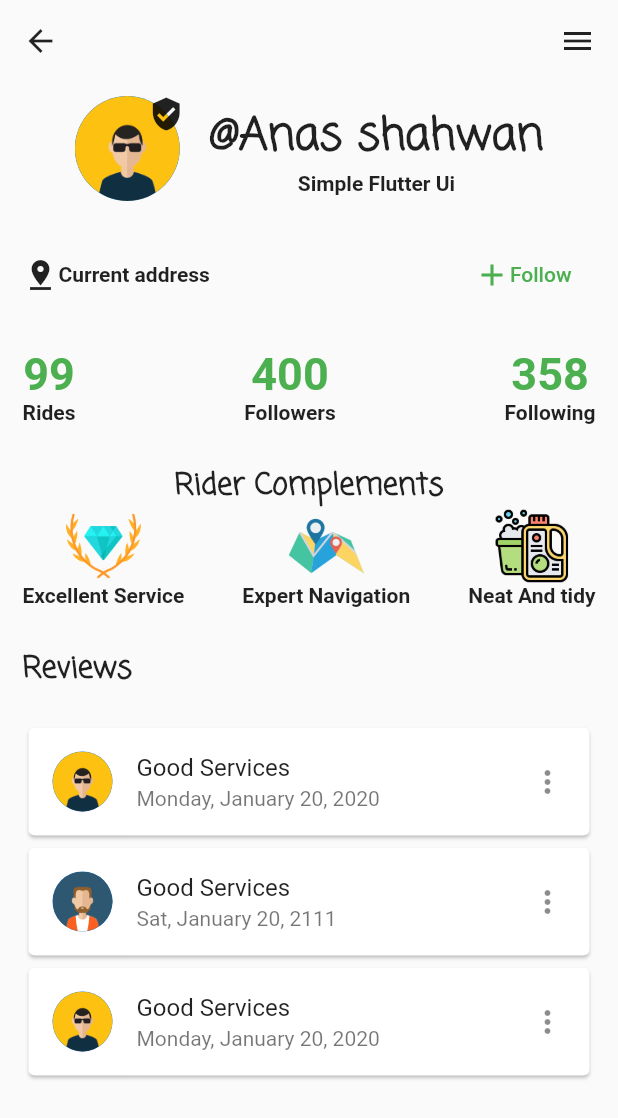
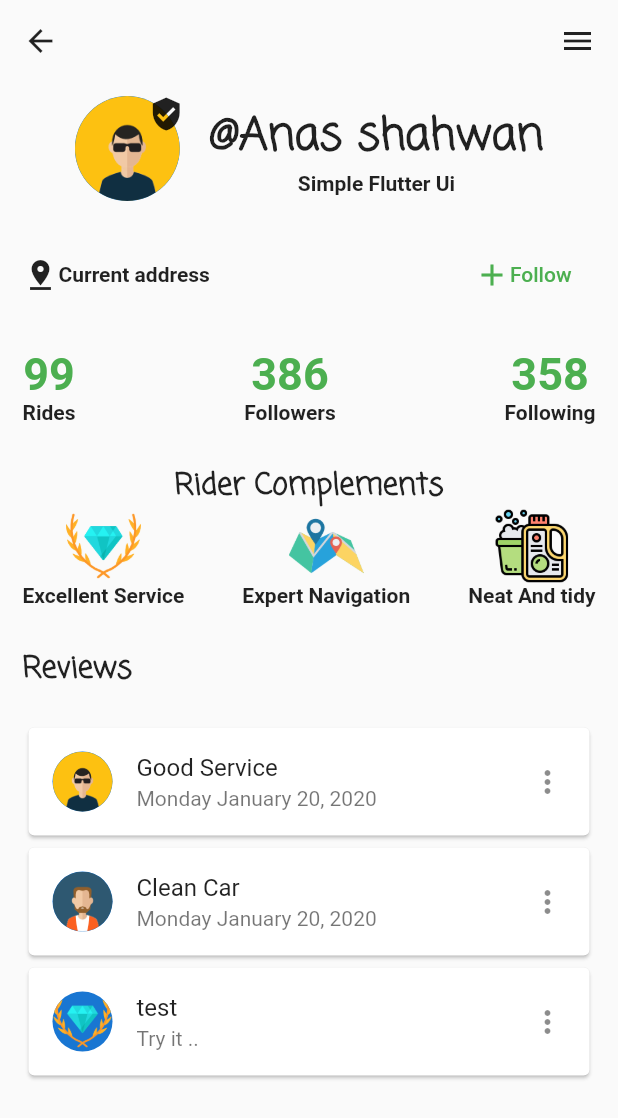
Before and after one commit to anasshahwan/Flutter_youtube_Course, a Flutter app: the screen it shows after launch, after a tap on "Follow", on a phone screen of 412 x 824 dp. Shown: the top 1118 px of the screen. Run offline on Flutter 3.47's test engine with Material 2 defaults, Android fonts, the phone set to English and light mode, and no system bars.

Commit message:
add comment Class

```diff
--- /dev/null
+++ b/flutter_youtube_course/lib/comment.dart
@@ -0,0 +1,12 @@
+
+import 'package:flutter/cupertino.dart';
+
+class Comment {
+
+  String image_url;
+  String title;
+  String Date;
+
+  Comment({String this.image_url,String this.title,String this.Date});
+
+}
--- a/flutter_youtube_course/lib/main.dart
+++ b/flutter_youtube_course/lib/main.dart
@@ -1,5 +1,5 @@
 import 'package:flutter/material.dart';
-
+import 'comment.dart';
 void main() => runApp(MyApp());
 
 class MyApp extends StatefulWidget {
@@ -10,58 +10,17 @@ class MyApp extends StatefulWidget {
 class _MyAppState extends State<MyApp> {
 
 
-  var myVariable = false;
 
-  int myFollowers = 400;
+  List<Comment> myComments = [
 
-  String myName = "anas";
+    Comment(image_url:'images/avatar.png',title:'Good Service', Date:"Monday January 20, 2020"),
+    Comment(image_url:'images/beard.png',title:'Clean Car', Date:"Monday January 20, 2020"),
 
-  bool isActive = false;
-
-  double age = 25.5;
-
-  dynamic anything = "test";
-
-
-   void printUserName({String userName,double age}) {
-
-        print("UserName :" + userName + "And my Age is "+age.toString());
-
-   }
-
-   int addTwoNumbers(int firstNumber,int secondNumber){
-
-     return firstNumber+secondNumber;
-   }
+  ];
 
 
 
-   List<Widget> myReviews = [
 
-     Card(
-                      child: ListTile(
-                        leading: CircleAvatar(
-                          backgroundImage: AssetImage('images/avatar.png'),
-                          maxRadius: 20,
-                        ),
-                        title: Text('Good Services'),
-                        subtitle: Text('Monday, January 20, 2020'),
-                        trailing: Icon(Icons.more_vert),
-                      ),
-                    ),
-     Card(
-       child: ListTile(
-         leading: CircleAvatar(
-           backgroundImage: AssetImage('images/beard.png'),
-           maxRadius: 20,
-         ),
-         title: Text('Good Services'),
-         subtitle: Text('Sat, January 20, 2111'),
-         trailing: Icon(Icons.more_vert),
-       ),
-     ),
-
-   ];
 
   @override
   Widget build(BuildContext context) {
@@ -135,17 +94,7 @@ class _MyAppState extends State<MyApp> {
                     FlatButton(
                       onPressed: (){
 
-                myReviews.add( Card(
-                  child: ListTile(
-                    leading: CircleAvatar(
-                      backgroundImage: AssetImage('images/avatar.png'),
-                      maxRadius: 20,
-                    ),
-                    title: Text('Good Services'),
-                    subtitle: Text('Monday, January 20, 2020'),
-                    trailing: Icon(Icons.more_vert),
-                  ),
-                ),);
+               myComments.add(Comment(image_url:'images/diamond.png' ,title:'test' ,Date: 'Try it ..'));
 
                 setState(() {
                                  });
@@ -191,7 +140,7 @@ class _MyAppState extends State<MyApp> {
                     Column(
                       children: <Widget>[
                         Text(
-                          '$myFollowers',
+                          '386',
                           style: TextStyle(
                               color: Colors.green[500],
                               fontWeight: FontWeight.bold,
@@ -300,8 +249,8 @@ class _MyAppState extends State<MyApp> {
 
                   ],
                 ),
-                Column(children: myReviews.map((myOwnWidet){
-                  return myOwnWidet;
+                Column(children: myComments.map((comment){
+                  return commentsCards(comment);
                 }).toList(),)
               ],
             ),
@@ -311,3 +260,21 @@ class _MyAppState extends State<MyApp> {
     );
   }
 }
+
+
+
+Widget commentsCards(comment){
+
+  return  Card(
+    child: ListTile(
+      leading: CircleAvatar(
+        backgroundImage: AssetImage(comment.image_url),
+        maxRadius: 20,
+      ),
+      title: Text(comment.title),
+      subtitle: Text(comment.Date),
+      trailing: Icon(Icons.more_vert),
+    ),
+  );
+
+}
```
